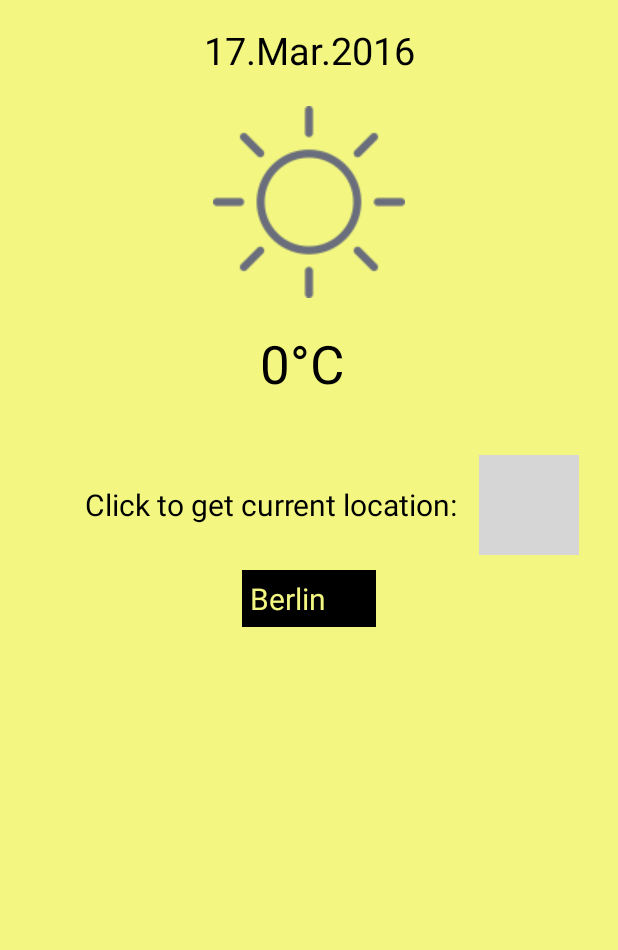
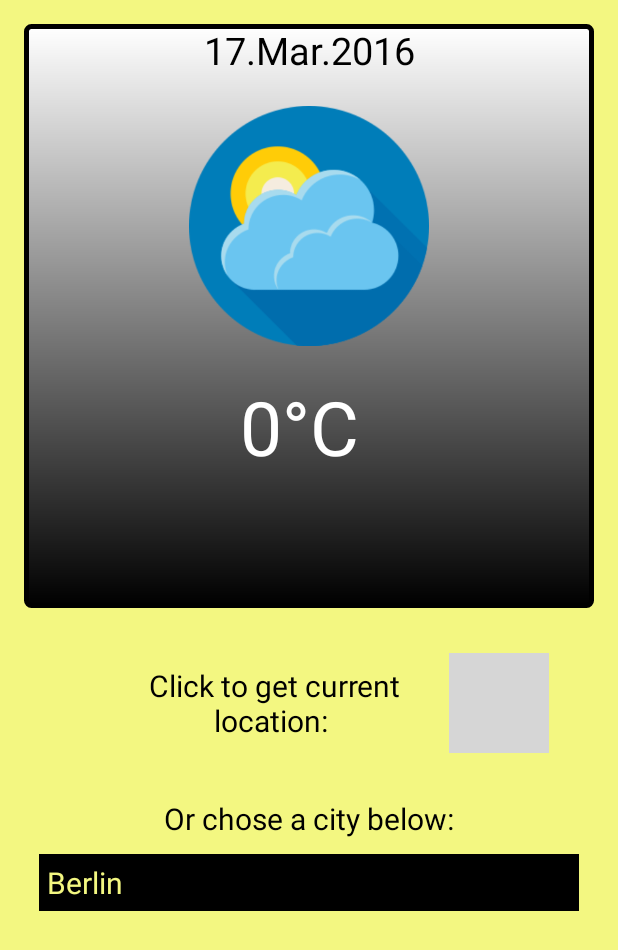
Before and after one commit to mjeftic/SmartWeatherApp, an Android app: the screen it shows after launch (MainActivity), after a tap on an icon or button, on a phone screen of 412 x 824 dp. Shown: the top 950 px of the screen. Run offline under Robolectric (Android 15) with nearby library versions, the phone set to English and light mode, and no system bars; libraries missing offline, so code that uses them is left out: com.survivingwithandroid.weather; 11 statements that could not run were skipped; grey boxes are pictures that could not be loaded.

Commit message:
+ Changed Design + Fixed heavy bugs

```diff
--- a/app/src/main/java/swa/smartweatherapp/View/MainActivity.java
+++ b/app/src/main/java/swa/smartweatherapp/View/MainActivity.java
@@ -6,6 +6,7 @@ import android.location.Geocoder;
 import android.location.Location;
 import android.location.LocationListener;
 import android.location.LocationManager;
+import android.os.AsyncTask;
 import android.os.Bundle;
 import android.util.Log;
 import android.view.View;
@@ -14,12 +15,11 @@ import android.widget.ArrayAdapter;
 import android.widget.ImageButton;
 import android.widget.Spinner;
 import android.widget.TextView;
+import android.widget.Toast;
 
-import com.google.android.gms.common.api.GoogleApiClient;
 import com.survivingwithandroid.weather.lib.WeatherClient;
 import com.survivingwithandroid.weather.lib.WeatherConfig;
 import com.survivingwithandroid.weather.lib.exception.WeatherLibException;
-import com.survivingwithandroid.weather.lib.model.City;
 import com.survivingwithandroid.weather.lib.model.CurrentWeather;
 import com.survivingwithandroid.weather.lib.provider.openweathermap.OpenweathermapProviderType;
 import com.survivingwithandroid.weather.lib.request.WeatherRequest;
@@ -42,32 +42,28 @@ public class MainActivity extends Activity implements LocationListener{
     private Spinner spinner;
     private TextView locationView;
 
+    //Stores Geodata: longitude, latitude
     HashMap<String, Double> map = new HashMap<>();
 
 
     //Init variables
-    private int temperature = 0;
-    private String city = "default";
-    private String finalAddress;
-    private City cityObject;
-    private GoogleApiClient.Builder mGoogleApiClient;
+    private int temperature = 0;//default
+    private static int tmp; //temporary
+    private String finalAddress; //location
+    private boolean firstSelect=false; //deactivate onItemSelectedListener from beginning
 
     protected LocationManager locationManager;
-    protected LocationListener locationListener;
+    protected LocationListener locationListener; //not needed for now
     protected Location location;
+
     //Init WeatherClient
     // http://survivingwithandroid.github.io/WeatherLib/ check for more information
-    WeatherClient weatherclient = null;
+    WeatherClient weatherclient;
 
 
     protected void onCreate(Bundle savedInstanceState) {
         super.onCreate(savedInstanceState);
         setContentView(R.layout.activity_main);
-
-
-        //cityObject=(new City.CityBuilder()).name("Mannheim").build();
-
-        //Toast.makeText(this,cityObject.getName(),Toast.LENGTH_LONG).show();
 
         //Init layouts
         dateView = (TextView) findViewById(R.id.dateView);
@@ -75,21 +71,28 @@ public class MainActivity extends Activity implements LocationListener{
         cityBtn = (ImageButton) findViewById(R.id.changeCityBtn);
         locationView = (TextView) findViewById(R.id.locationView);
         spinner=(Spinner)findViewById(R.id.spinner);
-        spinner.setAdapter(new ArrayAdapter<String>(this, R.layout.spinner_item, Cities.getCityNames()));
+        spinner.setAdapter(new ArrayAdapter<>(this, R.layout.spinner_item, Cities.getCityNames()));
 
 
         //Configure Weatherlib
         initWeatherClient();
 
+        //Get weather of predefined enum citys
         spinner.setOnItemSelectedListener(new AdapterView.OnItemSelectedListener() {
             @Override
             public void onItemSelected(AdapterView<?> parent, View view, int position, long id) {
+                if(firstSelect==true){
                 String selectedItem = parent.getItemAtPosition(position).toString();
                 map.put("Longitude", getCity(selectedItem).getLongitude());
                 map.put("Latitude", getCity(selectedItem).getLatitude());
-                getWeather();
+                new WeatherTask().execute();
+                //getWeather();
                 locationView.setText(getCity(selectedItem).getName());
                 tempView.setText(temperature + "°C ");
+                tempView.setVisibility(View.VISIBLE);
+                locationView.setVisibility(View.VISIBLE);
+                Toast.makeText(getApplicationContext(), getCity(selectedItem).getName() + " wurde ausgewählt. Die Koordinaten sind Long: " + getCity(selectedItem).getLongitude() + " Lat: " + getCity(selectedItem).getLatitude(), Toast.LENGTH_LONG).show();}
+                firstSelect=true;
             }
 
             @Override
@@ -98,24 +101,11 @@ public class MainActivity extends Activity implements LocationListener{
             }
                                           });
 
-                //Change current city through a button. Opens a dialog.
+        //Change current city through a button. Opens a dialog.
         cityBtn.setOnClickListener(new View.OnClickListener() {
             @Override
             public void onClick(View v) {
                 getLocalData();
-                /*final Dialog dialog = new Dialog(MainActivity.this, R.style.AlertDialogCustom);
-                dialog.getWindow().setGravity(Gravity.CENTER);
-                dialog.requestWindowFeature(Window.FEATURE_NO_TITLE);
-                dialog.setContentView(R.layout.popup_changecity);
-                dialog.show();
-
-                Button acceptCity = (Button) dialog.findViewById(R.id.popupChangeCityBtn);
-                acceptCity.setOnClickListener(new View.OnClickListener() {
-                    @Override
-                    public void onClick(View v) {
-                        dialog.dismiss();
-                    }
-                });*/
                     }
                 });
 
@@ -135,6 +125,8 @@ public class MainActivity extends Activity implements LocationListener{
 
     }
 
+
+    //Uses the locationmanager to get local GPS Data and transforms them into an address with the geocoder.
     public void getLocalData(){
         locationManager = (LocationManager) this.getSystemService(LOCATION_SERVICE);
         if(locationManager.isProviderEnabled(LocationManager.GPS_PROVIDER)) {
@@ -142,6 +134,7 @@ public class MainActivity extends Activity implements LocationListener{
             location = locationManager.getLastKnownLocation(LocationManager.GPS_PROVIDER);
             map.put("Longitude", location.getLongitude());
             map.put("Latitude", location.getLatitude());
+            new WeatherTask().execute();
             Geocoder geoCoder = new Geocoder(this, Locale.getDefault());
             StringBuilder builder = new StringBuilder();
             try {
@@ -159,9 +152,11 @@ public class MainActivity extends Activity implements LocationListener{
             catch (NullPointerException e) {
             }
             locationView.setText(finalAddress);
-            getWeather();
             tempView.setText(temperature + "°C ");
+            tempView.setVisibility(View.VISIBLE);
+            locationView.setVisibility(View.VISIBLE);
         }
+        cityBtn.setEnabled(true);
     }
 
 
@@ -190,34 +185,55 @@ public class MainActivity extends Activity implements LocationListener{
     }
 
 
-    //Provides weather data of a city
-    //Mannheim: longitude = 49.4883333, latitude 8.4647222
-    private void getWeather() {
-
+    //Provides weather data of a city. Needs longitude and latitude to excecute task.
+    //Example: Mannheim: longitude = 49.4883333, latitude 8.4647222
+    private class WeatherTask extends AsyncTask<String, Void, String> {
+        @Override
+        protected String doInBackground(String... str) {
+            String response = "";
             weatherclient.getCurrentCondition(new WeatherRequest(map.get("Longitude"), map.get("Latitude")),
                     new WeatherClient.WeatherEventListener() {
                         @Override
                         public void onWeatherRetrieved(CurrentWeather currentWeather) {
                             // Current Weather
-
-                            temperature = (int) currentWeather.weather.temperature.getTemp();
-                            //tempView.setText(temperature + "°C " + "in " + finalAddress);
+                            tmp = (int) currentWeather.weather.temperature.getTemp();
                             Log.d("MainActivity", tempView.getText().toString() + " is the temperature");
+                            cityBtn.setEnabled(true);
+                            tempView.setVisibility(View.VISIBLE);
+                            locationView.setVisibility(View.VISIBLE);
                         }
 
                         @Override
                         public void onWeatherError(WeatherLibException e) {
                             Log.d("MainActivity", "Error WeatherLibException");
+                            cityBtn.setEnabled(true);
                         }
 
 
                         @Override
                         public void onConnectionError(Throwable throwable) {
                             Log.d("MainActivity", "Error Connection");
+                            cityBtn.setEnabled(true);
                         }
                     });
+            return response;
+        }
+
+        @Override
+        protected void onPostExecute(String result) {
+            cityBtn.setEnabled(true);
+            temperature = tmp;
+            //temperature = (int) currentWeather.weather.temperature.getTemp();
+        }
+
+        @Override
+        protected void onPreExecute() {
+            super.onPreExecute();
+            cityBtn.setEnabled(false);
 
         }
+    }
+
 
         @Override
         public void onLocationChanged(Location location) {
@@ -238,11 +254,12 @@ public class MainActivity extends Activity implements LocationListener{
         public void onProviderDisabled(String provider) {
 
         }
-    //Get name of selected item in spinner. Put it in and get Object to get lon and lat.
+    //Provides Cities of Enum List with Geo Data.
     private Cities getCity(String name){
         switch (name){
             case "Berlin": return Cities.BERLIN;
             case "Ulm": return Cities.ULM;
+            case "Barcelona": return Cities.BARCELONA;
             case "Biberach": return Cities.BIBERACH;
             default: return Cities.BERLIN;
 
--- /dev/null
+++ b/app/src/main/res/drawable/customborder.xml
@@ -0,0 +1,9 @@
+<?xml version="1.0" encoding="UTF-8"?>
+<shape xmlns:android="http://schemas.android.com/apk/res/android"
+    android:layout_height="wrap_content"
+    android:layout_width="wrap_content"
+    android:shape="rectangle">
+    <corners android:radius="20dp"/>
+    <padding android:left="10dp" android:right="10dp" android:top="10dp" android:bottom="10dp"/>
+    <solid android:color="#CCCCCC"/>
+</shape>
--- /dev/null
+++ b/app/src/main/res/drawable/customborderfortemp.xml
@@ -0,0 +1,9 @@
+<?xml version="1.0" encoding="utf-8"?>
+<shape xmlns:android="http://schemas.android.com/apk/res/android"
+    android:shape="rectangle">
+    <gradient android:startColor="#FFFFFF"
+        android:endColor="#000000"
+        android:angle="270" />
+    <corners android:radius="3dp" />
+    <stroke android:width="5px" android:color="#000000" />
+</shape>
--- a/app/src/main/res/layout/activity_main.xml
+++ b/app/src/main/res/layout/activity_main.xml
@@ -1,6 +1,12 @@
 <?xml version="1.0" encoding="utf-8"?>
-<RelativeLayout xmlns:android="http://schemas.android.com/apk/res/android"
+<ScrollView
+    xmlns:android="http://schemas.android.com/apk/res/android"
     xmlns:tools="http://schemas.android.com/tools"
+    android:layout_width="match_parent"
+    android:layout_height="match_parent"
+
+    >
+<RelativeLayout
     android:id="@+id/container"
     android:layout_width="match_parent"
     android:layout_height="match_parent"
@@ -16,6 +22,17 @@
         android:layout_height="wrap_content"
         android:id="@+id/linearLayout2">
 
+    </LinearLayout>
+
+    <LinearLayout
+        android:orientation="vertical"
+        android:id="@+id/temperatureLayout"
+        android:layout_width="match_parent"
+        android:background="@drawable/customborderfortemp"
+        android:layout_height="wrap_content"
+        android:layout_below="@+id/linearLayout2"
+        android:layout_alignParentStart="true">
+
         <TextView
             android:layout_width="match_parent"
             android:layout_height="wrap_content"
@@ -24,25 +41,16 @@
             android:text="Date"
             android:textColor="@color/sma_black"
             android:id="@+id/dateView" />
-    </LinearLayout>
-
-    <LinearLayout
-        android:orientation="vertical"
-        android:id="@+id/temperatureLayout"
-        android:layout_width="match_parent"
-        android:layout_height="wrap_content"
-        android:layout_below="@+id/linearLayout2"
-        android:layout_alignParentStart="true">
 
         <ImageView
-            android:layout_width="wrap_content"
-            android:layout_height="wrap_content"
+            android:layout_width="200dp"
+            android:layout_height="200dp"
             android:layout_gravity="center"
             android:padding="20dp"
             android:layout_centerVertical="true"
             android:layout_alignParentLeft="true"
             android:layout_alignParentStart="true"
-            android:src="@drawable/sunny"
+            android:src="@drawable/weatherlogo"
             android:background="@null"
             android:id="@+id/defaultWeatherIcon" />
 
@@ -51,18 +59,22 @@
             android:layout_height="wrap_content"
             android:id="@+id/tempView"
             android:gravity="center"
-            android:textSize="35sp"
-            android:textColor="@color/sma_black"
-            android:text="0°C" />
+            android:textSize="50sp"
+            android:textColor="@color/sma_white"
+            android:text="000°C"
+            android:visibility="gone" />
 
         <TextView
             android:layout_width="match_parent"
             android:layout_height="wrap_content"
             android:textSize="20sp"
-            android:textColor="@color/sma_black"
+            android:textColor="@color/sma_white"
             android:text="Location"
+            android:layout_marginBottom="20dp"
             android:gravity="center"
-            android:id="@+id/locationView" />
+            android:padding="20dp"
+            android:id="@+id/locationView"
+            android:visibility="gone" />
 
     </LinearLayout>
 
@@ -70,7 +82,7 @@
         android:orientation="horizontal"
         android:layout_width="match_parent"
         android:weightSum="4"
-        android:padding="10dp"
+        android:padding="30dp"
         android:id="@+id/locationLayout"
         android:layout_height="wrap_content"
         android:layout_below="@+id/temperatureLayout"
@@ -91,22 +103,47 @@
         <ImageButton
             android:layout_width="wrap_content"
             android:layout_height="100px"
-            android:background="@null"
             android:layout_weight="1"
             android:gravity="center"
+
+            android:background="@drawable/customborder"
             android:src="@drawable/location"
             android:id="@+id/changeCityBtn"
             android:scaleType="fitCenter"
             android:adjustViewBounds="true"/>
+
     </LinearLayout>
 
-    <Spinner
-        android:layout_width="wrap_content"
-        android:layout_height="wrap_content"
-        android:id="@+id/spinner"
-        android:popupBackground="@color/colorWindowBackground"
-        android:background="@color/colorWindowBackground"
+    <LinearLayout
+        android:orientation="vertical"
+        android:layout_width="match_parent"
+        android:layout_height="match_parent"
+        android:layout_alignParentBottom="true"
         android:layout_below="@+id/locationLayout"
-        android:layout_centerHorizontal="true" />
+        android:layout_centerHorizontal="true">
+
+        <TextView
+            android:layout_width="match_parent"
+            android:layout_height="wrap_content"
+            android:textSize="20sp"
+            android:gravity="center"
+            android:text="Or chose a city below:"
+            android:id="@+id/choseCityTextView"
+            android:textColor="@color/sma_black"
+            android:layout_alignTop="@+id/spinner"
+            android:layout_centerHorizontal="true" />
+
+        <Spinner
+            android:layout_width="match_parent"
+            android:layout_height="wrap_content"
+            android:id="@+id/spinner"
+            android:popupBackground="@color/colorWindowBackground"
+            android:background="@color/colorWindowBackground"
+            android:layout_margin="10dp"
+
+            android:layout_centerHorizontal="true" />
+
+    </LinearLayout>
 
 </RelativeLayout>
+</ScrollView>
--- a/app/src/main/res/layout/activity_splash.xml
+++ b/app/src/main/res/layout/activity_splash.xml
@@ -11,16 +11,16 @@
     tools:context=".View.SplashActivity">
 
     <ImageView
-        android:layout_width="wrap_content"
-        android:layout_height="wrap_content"
+        android:layout_width="300dp"
+        android:layout_height="300dp"
         android:id="@+id/imageView"
         android:adjustViewBounds="true"
         android:background="@null"
         android:src="@drawable/weatherlogo"
+        android:layout_marginLeft="30dp"
+        android:layout_marginRight="30dp"
         android:layout_centerVertical="true"
-        android:layout_alignParentLeft="true"
-        android:layout_alignParentStart="true"
-        android:layout_alignEnd="@+id/textView2" />
+        android:layout_centerHorizontal="true" />
 
     <TextView
         android:layout_width="wrap_content"
@@ -28,9 +28,11 @@
         android:textSize="35sp"
         android:text="Smart Weather App"
         android:id="@+id/textView"
+        android:gravity="center"
         android:textColor="@color/sma_black"
         android:layout_alignParentTop="true"
-        android:layout_centerHorizontal="true" />
+        android:layout_alignParentStart="true"
+        android:layout_alignParentEnd="true" />
 
     <TextView
         android:layout_width="wrap_content"
@@ -40,6 +42,6 @@
         android:textColor="@color/sma_black"
         android:text="Tells you the weather"
         android:id="@+id/textView2"
-        android:layout_below="@+id/imageView"
-        android:layout_centerHorizontal="true" />
+        android:layout_alignParentBottom="true"
+        android:layout_alignParentStart="true" />
 </RelativeLayout>
```
